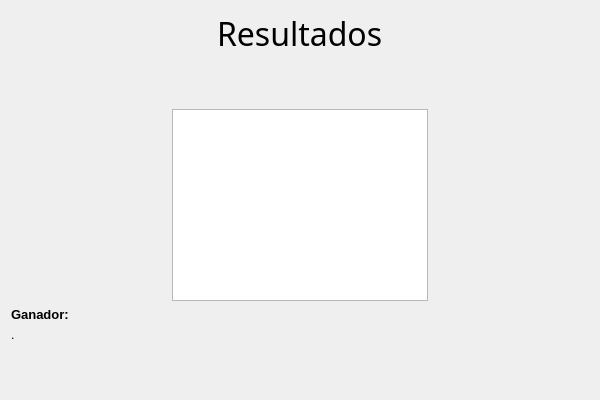
MrDanielG/SVEA-IS2, file SVEA/resultados.ui: the form before one commit.
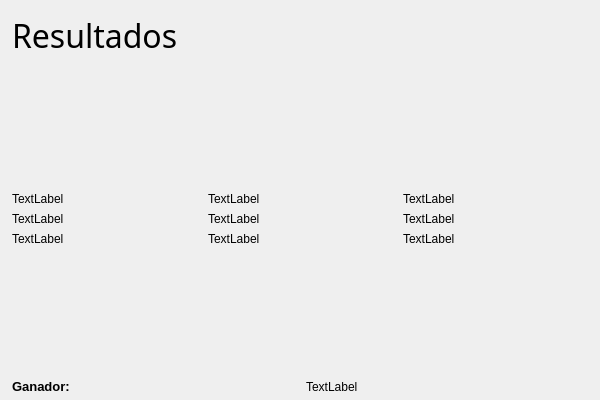
The form after the commit.

The edit to the form file:
```diff
--- a/SVEA/resultados.ui
+++ b/SVEA/resultados.ui
@@ -13,10 +13,17 @@
   <property name="windowTitle">
    <string>Dialog</string>
   </property>
-  <layout class="QVBoxLayout" name="verticalLayout">
-   <item>
-    <layout class="QVBoxLayout" name="verticalLayout_8">
-     <item alignment="Qt::AlignHCenter">
+  <widget class="QWidget" name="">
+   <property name="geometry">
+    <rect>
+     <x>12</x>
+     <y>13</y>
+     <width>581</width>
+     <height>381</height>
+    </rect>
+   </property>
+   <layout class="QGridLayout" name="gridLayout_2">
+    <item row="0" column="0" colspan="2">
       <widget class="QLabel" name="label_42">
        <property name="font">
         <font>
@@ -29,8 +36,75 @@
        </property>
       </widget>
      </item>
-     <item>
-      <spacer name="verticalSpacer_28">
+    <item row="2" column="0" colspan="2">
+     <layout class="QGridLayout" name="gridLayout">
+      <item row="0" column="0">
+       <widget class="QLabel" name="label_3">
+        <property name="text">
+         <string>TextLabel</string>
+        </property>
+       </widget>
+      </item>
+      <item row="2" column="1">
+       <widget class="QLabel" name="label_8">
+        <property name="text">
+         <string>TextLabel</string>
+        </property>
+       </widget>
+      </item>
+      <item row="2" column="2">
+       <widget class="QLabel" name="label_11">
+        <property name="text">
+         <string>TextLabel</string>
+        </property>
+       </widget>
+      </item>
+      <item row="1" column="1">
+       <widget class="QLabel" name="label_7">
+        <property name="text">
+         <string>TextLabel</string>
+        </property>
+       </widget>
+      </item>
+      <item row="2" column="0">
+       <widget class="QLabel" name="label_5">
+        <property name="text">
+         <string>TextLabel</string>
+        </property>
+       </widget>
+      </item>
+      <item row="1" column="0">
+       <widget class="QLabel" name="label_4">
+        <property name="text">
+         <string>TextLabel</string>
+        </property>
+       </widget>
+      </item>
+      <item row="1" column="2">
+       <widget class="QLabel" name="label_10">
+        <property name="text">
+         <string>TextLabel</string>
+        </property>
+       </widget>
+      </item>
+      <item row="0" column="1">
+       <widget class="QLabel" name="label_6">
+        <property name="text">
+         <string>TextLabel</string>
+        </property>
+       </widget>
+      </item>
+      <item row="0" column="2">
+       <widget class="QLabel" name="label_9">
+        <property name="text">
+         <string>TextLabel</string>
+        </property>
+       </widget>
+      </item>
+     </layout>
+    </item>
+    <item row="3" column="0">
+     <spacer name="verticalSpacer_29">
        <property name="orientation">
         <enum>Qt::Vertical</enum>
        </property>
@@ -42,43 +116,7 @@
        </property>
       </spacer>
      </item>
-     <item>
-      <layout class="QHBoxLayout" name="horizontalLayout_21">
-       <property name="topMargin">
-        <number>0</number>
-       </property>
-       <item>
-        <spacer name="horizontalSpacer_33">
-         <property name="orientation">
-          <enum>Qt::Horizontal</enum>
-         </property>
-         <property name="sizeHint" stdset="0">
-          <size>
-           <width>40</width>
-           <height>20</height>
-          </size>
-         </property>
-        </spacer>
-       </item>
-       <item>
-        <widget class="QTableView" name="tableView"/>
-       </item>
-       <item>
-        <spacer name="horizontalSpacer_32">
-         <property name="orientation">
-          <enum>Qt::Horizontal</enum>
-         </property>
-         <property name="sizeHint" stdset="0">
-          <size>
-           <width>40</width>
-           <height>20</height>
-          </size>
-         </property>
-        </spacer>
-       </item>
-      </layout>
-     </item>
-     <item>
+    <item row="4" column="0">
       <widget class="QLabel" name="label">
        <property name="font">
         <font>
@@ -92,15 +130,15 @@
        </property>
       </widget>
      </item>
-     <item>
-      <widget class="QLabel" name="label_2">
+    <item row="4" column="1">
+     <widget class="QLabel" name="label_12">
        <property name="text">
-        <string>.</string>
+       <string>TextLabel</string>
        </property>
       </widget>
      </item>
-     <item>
-      <spacer name="verticalSpacer_29">
+    <item row="1" column="0">
+     <spacer name="verticalSpacer_30">
        <property name="orientation">
         <enum>Qt::Vertical</enum>
        </property>
@@ -113,8 +151,7 @@
       </spacer>
      </item>
     </layout>
-   </item>
-  </layout>
+  </widget>
  </widget>
  <resources/>
  <connections/>
```
Lines whose indentation alone changed are shown as unchanged.
